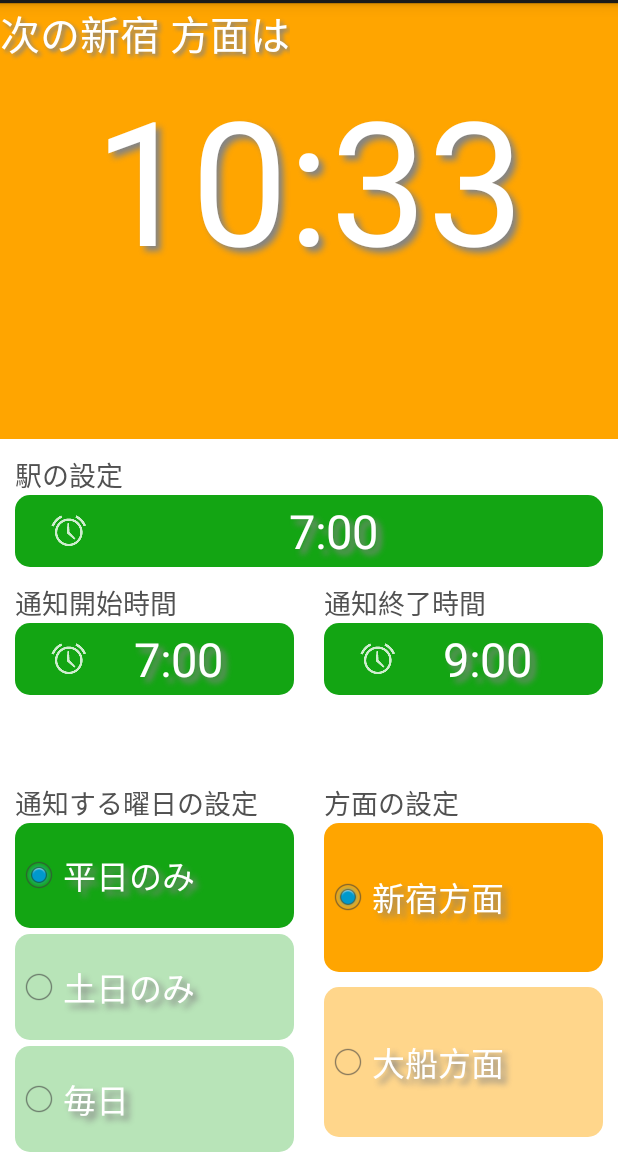
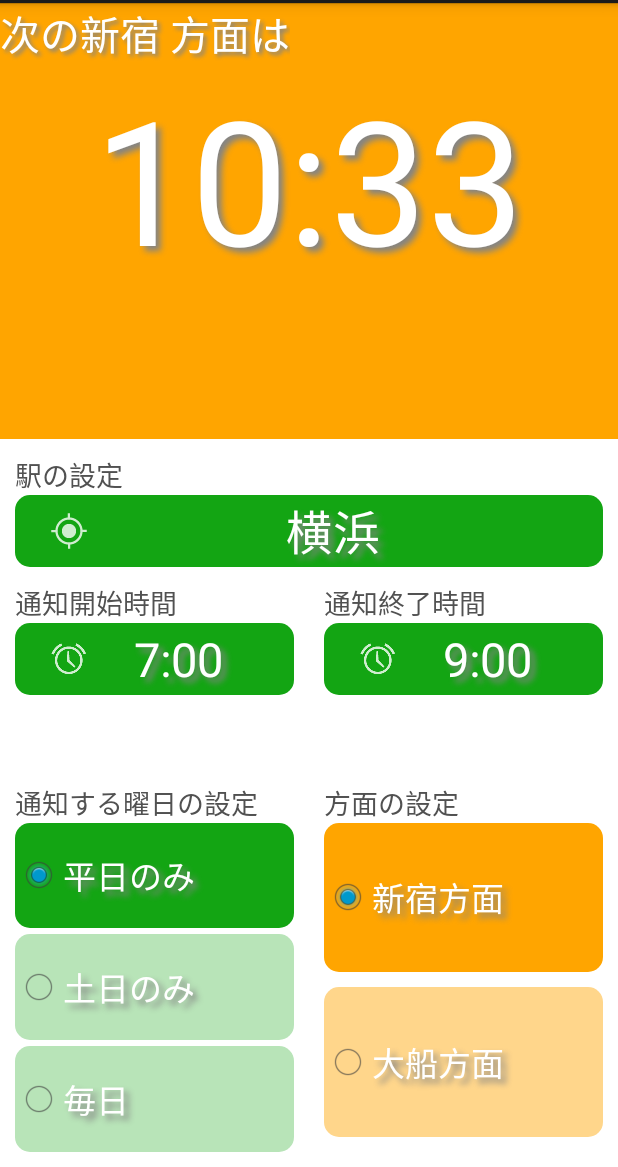
Before and after one commit to yuuuuuyuuuu/trainnotificator, an Android app: the screen it shows after launch (MainActivity), on a phone screen of 412 x 824 dp, the part 69-1236 px from its top. Run offline under Robolectric (Android 15) with nearby library versions, the phone set to English and light mode, and no system bars.

Commit message:
:new: add icon for station selection

```diff
--- a/TrainNotificator/app/src/main/res/layout/fragment_station_setting.xml
+++ b/TrainNotificator/app/src/main/res/layout/fragment_station_setting.xml
@@ -26,8 +26,8 @@
         <Button
             android:layout_width="match_parent"
             android:layout_height="wrap_content"
-            android:text="@string/label_setting_notification_default_start_time"
-            android:drawableLeft="@drawable/ic_action_alarms"
+            android:text="@string/label_setting_notification_default_station"
+            android:drawableLeft="@drawable/ic_action_location_found"
             android:id="@+id/button"
             android:background="@drawable/round_green_button"
             android:textColor="@color/white"
--- a/TrainNotificator/app/src/main/res/values/strings.xml
+++ b/TrainNotificator/app/src/main/res/values/strings.xml
@@ -9,6 +9,7 @@
     <string name="label_setting_notification_end_time">通知終了時間</string>
     <string name="label_setting_notification_default_start_time">7:00</string>
     <string name="label_setting_notification_default_end_time">9:00</string>
+    <string name="label_setting_notification_default_station">横浜</string>
     <string name="label_setting_notification_station">駅の設定</string>
     <string name="label_setting_notification_date">通知する曜日の設定</string>
     <string name="label_setting_date_weekday">平日のみ</string>
```
Also changed, not shown: TrainNotificator/app/src/main/res/drawable-hdpi/ic_action_location_found.png (added), TrainNotificator/app/src/main/res/drawable-mdpi/ic_action_location_found.png (added), TrainNotificator/app/src/main/res/drawable-xhdpi/ic_action_location_found.png (added), TrainNotificator/app/src/main/res/drawable-xxhdpi/ic_action_location_found.png (added).
